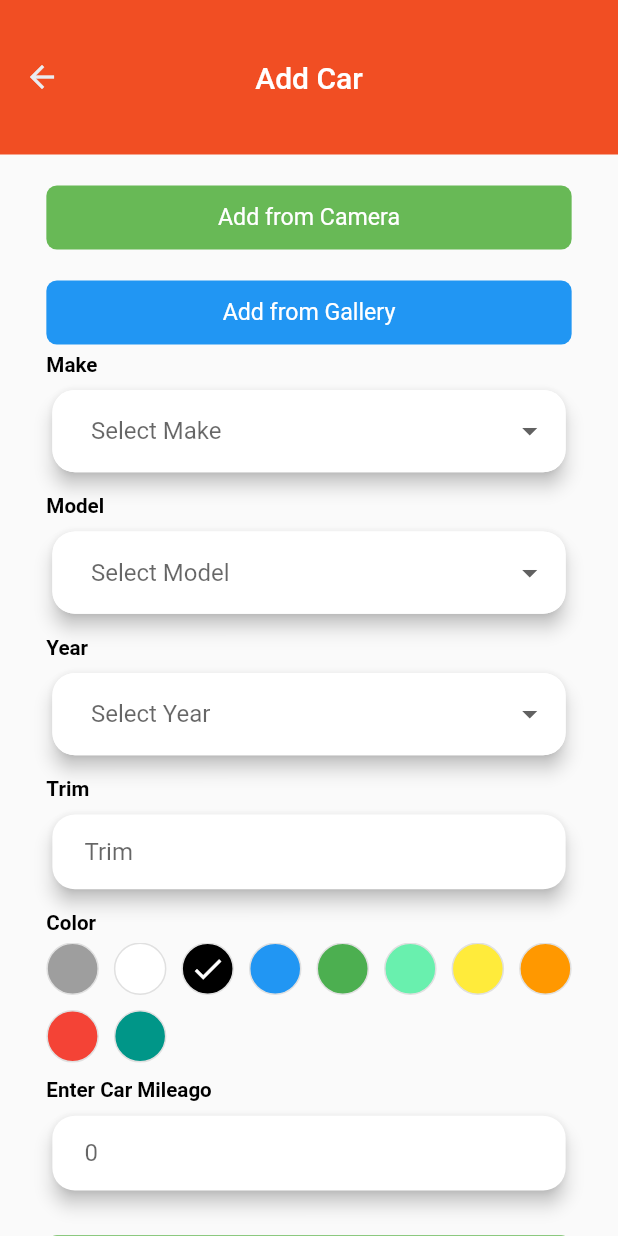
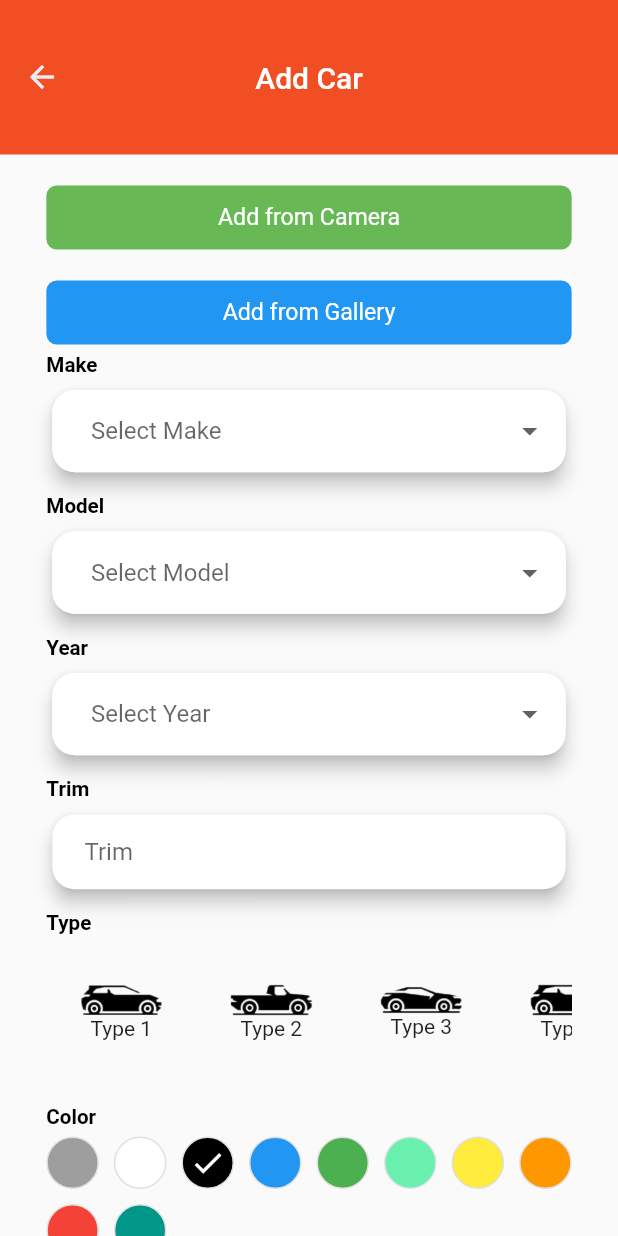
Before and after one commit to Eng-montaser/auction-nullsafty, a Flutter app: the AddCar screen opened directly, on a phone screen of 412 x 824 dp. Run offline on Flutter 3.47's test engine with Material 2 defaults, Android fonts, the phone set to English and light mode, and no system bars; our stand-ins replace awesome_dialog, cached_network_image, carousel_slider, flutter_screenutil, get, image_picker and 3 more; missing offline and left inert: flutter_onboard; accounts and stored records are empty; Roboto replaces fonts that are missing (Changa).

Commit message:
update commit

```diff
--- a/lib/ui/add_car/AddCar.dart
+++ b/lib/ui/add_car/AddCar.dart
@@ -4,6 +4,7 @@ import 'package:auction/ui/add_car/AddPreview.dart';
 import 'package:auction/ui/widgets/ColorPicker.dart';
 import 'package:auction/utils/FCIStyle.dart';
 import 'package:flutter/material.dart';
+import 'package:flutter/rendering.dart';
 import 'package:flutter_screenutil/flutter_screenutil.dart';
 import 'package:get/get.dart';
 import 'package:image_picker/image_picker.dart';
@@ -152,6 +153,57 @@ class _AddCar extends State<AddCar> {
                 crossAxisAlignment: CrossAxisAlignment.start,
                 children: [
                   Text(
+                    'Type',
+                    style: FCITextStyle.bold(16),
+                  ),
+                  // SizedBox(
+                  //   height: ScreenUtil().setHeight(5),
+                  // ),
+                  Container(
+                    width: double.infinity,
+                    height: ScreenUtil().setHeight(100),
+                    child: ListView.builder(
+                      itemBuilder: (context, index) => GestureDetector(
+                        onTap: () {
+                          setState(() {
+                            type = 'Type ${index + 1}';
+                          });
+                        },
+                        child: Container(
+                          padding: EdgeInsets.symmetric(
+                              horizontal: ScreenUtil().setWidth(10)),
+                          child: Column(
+                            mainAxisSize: MainAxisSize.min,
+                            mainAxisAlignment: MainAxisAlignment.center,
+                            children: [
+                              Image.asset(
+                                'assets/images/car_type_icon_${index + 1}.png',
+                                width: ScreenUtil().setWidth(65),
+                                // height: ScreenUtil().setHeight(65),
+                              ),
+                              Text('Type ${index + 1}')
+                            ],
+                          ),
+                        ),
+                      ),
+                      scrollDirection: Axis.horizontal,
+                      itemCount: 6,
+                      shrinkWrap: true,
+                      itemExtent: 100,
+                    ),
+                  )
+                ],
+              ),
+            ),
+            Container(
+              margin: EdgeInsets.symmetric(
+                vertical: ScreenUtil().setHeight(5),
+                horizontal: ScreenUtil().setHeight(30),
+              ),
+              child: Column(
+                crossAxisAlignment: CrossAxisAlignment.start,
+                children: [
+                  Text(
                     'Color',
                     style: FCITextStyle.bold(16),
                   ),
@@ -207,6 +259,7 @@ class _AddCar extends State<AddCar> {
                           mileago = val;
                         });
                       },
+                      keyboardType: TextInputType.number,
                       decoration: InputDecoration(
                           hintText: '0',
                           border: InputBorder.none,
@@ -225,6 +278,7 @@ class _AddCar extends State<AddCar> {
                     year.isNotEmpty &&
                     trim.isNotEmpty &&
                     mileago.isNotEmpty &&
+                    type.isNotEmpty &&
                     _color.toString().isNotEmpty &&
                     image != null)
                   Get.to(() => AddPreview(
```
Also changed, not shown: lib/ui/add_car/AddPreview.dart (+18 -12 lines), assets/images/car_type_icon_1.png (added), assets/images/car_type_icon_2.png (added), assets/images/car_type_icon_3.png (added), assets/images/car_type_icon_4.png (added), assets/images/car_type_icon_5.png (added), assets/images/car_type_icon_6.png (added), assets/images/icon_1.png (added), assets/images/icon_2.png (added), assets/images/icon_3.png (added), assets/images/icon_4.png (added), assets/images/icon_5.png (added), assets/images/icon_6.png (added).
